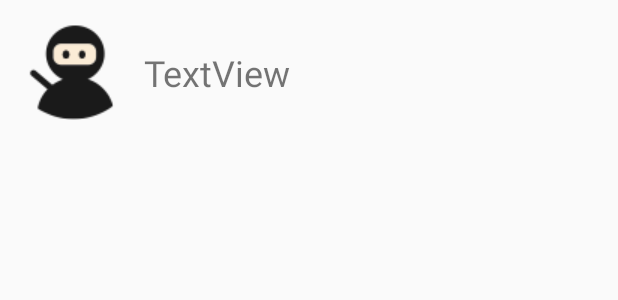
After one commit to Kotlin-SideProject/Bingo_java, an Android app: the layout room_row.xml on its own in the app's theme, with its tools: preview values and no code run, on a phone screen of 412 x 824 dp. The commit adds this screen. Shown: the top 300 px of the screen. Run offline under Robolectric (Android 15) with nearby library versions, the phone set to English and light mode, and no system bars.

Commit message:
遊戲大廳列表 RecyclerView 開發

```diff
--- a/app/build.gradle
+++ b/app/build.gradle
@@ -31,6 +31,7 @@ dependencies {
     implementation 'androidx.constraintlayout:constraintlayout:1.1.3'
     implementation 'com.google.firebase:firebase-auth:19.3.1'
     implementation 'com.firebaseui:firebase-ui-auth:6.2.1'
+    implementation 'com.firebaseui:firebase-ui-database:6.2.1'
     testImplementation 'junit:junit:4.12'
     androidTestImplementation 'androidx.test.ext:junit:1.1.1'
     androidTestImplementation 'androidx.test.espresso:espresso-core:3.2.0'
--- /dev/null
+++ b/app/src/main/res/layout/room_row.xml
@@ -0,0 +1,30 @@
+<?xml version="1.0" encoding="utf-8"?>
+<androidx.constraintlayout.widget.ConstraintLayout xmlns:android="http://schemas.android.com/apk/res/android"
+    xmlns:app="http://schemas.android.com/apk/res-auto"
+    xmlns:tools="http://schemas.android.com/tools"
+    android:layout_width="match_parent"
+    android:layout_height="wrap_content">
+
+    <ImageView
+        android:id="@+id/room_image"
+        android:layout_width="wrap_content"
+        android:layout_height="wrap_content"
+        android:layout_marginStart="16dp"
+        android:layout_marginLeft="16dp"
+        android:layout_marginTop="16dp"
+        app:layout_constraintStart_toStartOf="parent"
+        app:layout_constraintTop_toTopOf="parent"
+        app:srcCompat="@drawable/avatar_0" />
+
+    <TextView
+        android:id="@+id/room_text"
+        android:layout_width="wrap_content"
+        android:layout_height="wrap_content"
+        android:layout_marginStart="16dp"
+        android:layout_marginLeft="16dp"
+        android:layout_marginTop="32dp"
+        android:text="TextView"
+        android:textSize="24sp"
+        app:layout_constraintStart_toEndOf="@+id/room_image"
+        app:layout_constraintTop_toTopOf="parent" />
+</androidx.constraintlayout.widget.ConstraintLayout>
```
Also changed, not shown: app/src/main/java/com/angus/bingo_java/MainActivity.java (+57 -1 lines), app/src/main/res/layout/activity_main.xml (+12 -0 lines).
